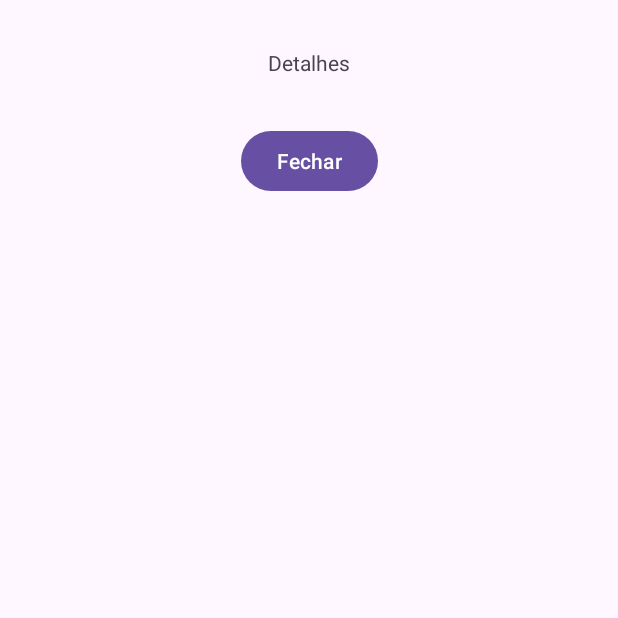
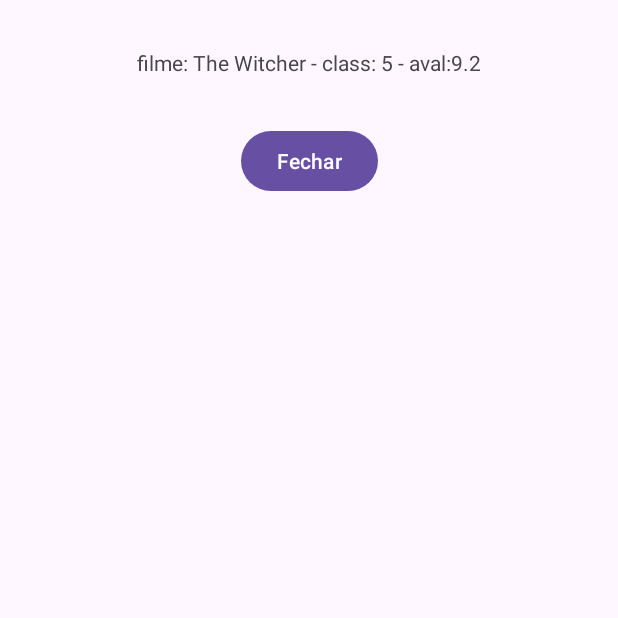
Before and after one commit to alxmart/ActivityFragment, an Android app: the screen it shows after launch (DetalhesActivity), after a tap on "Abrir nova tela", on a phone screen of 412 x 824 dp, the top half of it. Run offline under Robolectric (Android 15) with nearby library versions, the phone set to English and light mode, and no system bars.

Commit message:
Using bundle to pass parameters.

```diff
--- a/app/src/main/java/com/luizafmartinez/activityfragment/DetalhesActivity.kt
+++ b/app/src/main/java/com/luizafmartinez/activityfragment/DetalhesActivity.kt
@@ -3,18 +3,37 @@ package com.luizafmartinez.activityfragment
 import androidx.appcompat.app.AppCompatActivity
 import android.os.Bundle
 import android.widget.Button
+import android.widget.TextView
 
 class DetalhesActivity : AppCompatActivity() {
 
     lateinit var buttonFechar: Button
+    lateinit var textFilme: TextView
     override fun onCreate(savedInstanceState: Bundle?) {
         super.onCreate(savedInstanceState)
         setContentView(R.layout.activity_detalhes)
 
         buttonFechar = findViewById(R.id.button_fechar)
+        textFilme = findViewById(R.id.text_filme)
+
+        val bundle = intent.extras //Todos os parâmetros passados
+
+        if (bundle != null) {
+
+            val filme = bundle.getString("filme")
+            val classificacao = bundle.getInt("classificacao")
+            val avaliacoes = bundle.getDouble("avaliacoes")
+
+            val resultado =
+                "filme: $filme - class: $classificacao - aval:$avaliacoes"
+
+            textFilme.text = resultado
+        }
+
         buttonFechar.setOnClickListener {
             finish()
         }
 
     }
+
 }
--- a/app/src/main/java/com/luizafmartinez/activityfragment/MainActivity.kt
+++ b/app/src/main/java/com/luizafmartinez/activityfragment/MainActivity.kt
@@ -11,19 +11,23 @@ class MainActivity : AppCompatActivity() {
     override fun onCreate(savedInstanceState: Bundle?) {
         super.onCreate(savedInstanceState)
 
-        Log.i("ciclo_vida", "onCreate")   //<= Mensagem p/onCreate
+        Log.i("ciclo_vida", "onCreate")
 
         setContentView(R.layout.activity_main)
 
         buttonAbrir = findViewById(R.id.button_abrir)
+        buttonAbrir.setOnClickListener {
+            val intent = Intent(this, DetalhesActivity::class.java)
 
-        buttonAbrir.setOnClickListener {
+            // Passar parâmetros para nova tela
+            intent.putExtra("filme","The Witcher")
+            intent.putExtra("classificacao",5)
+            intent.putExtra("avaliacoes",9.2)
 
-            val intent = Intent(this,
-                DetalhesActivity::class.java)
-            // Start new screen
+            // Iniciar uma nova tela
             startActivity(intent)
         }
+
     }
     override  fun onStart() {
         super.onStart()
--- a/app/src/main/res/layout/activity_detalhes.xml
+++ b/app/src/main/res/layout/activity_detalhes.xml
@@ -5,17 +5,6 @@
     android:layout_width="match_parent"
     android:layout_height="match_parent"
     tools:context=".DetalhesActivity">
-
-    <TextView
-        android:id="@+id/textView"
-        android:layout_width="wrap_content"
-        android:layout_height="wrap_content"
-        android:layout_marginTop="32dp"
-        android:text="Detalhes"
-        app:layout_constraintEnd_toEndOf="parent"
-        app:layout_constraintHorizontal_bias="0.5"
-        app:layout_constraintStart_toStartOf="parent"
-        app:layout_constraintTop_toTopOf="parent" />
 
     <Button
         android:id="@+id/button_fechar"
@@ -26,5 +15,16 @@
         app:layout_constraintEnd_toEndOf="parent"
         app:layout_constraintHorizontal_bias="0.5"
         app:layout_constraintStart_toStartOf="parent"
-        app:layout_constraintTop_toBottomOf="@+id/textView" />
+        app:layout_constraintTop_toBottomOf="@+id/text_filme" />
+
+    <TextView
+        android:id="@+id/text_filme"
+        android:layout_width="wrap_content"
+        android:layout_height="wrap_content"
+        android:layout_marginTop="32dp"
+        android:text="TextView"
+        app:layout_constraintEnd_toEndOf="parent"
+        app:layout_constraintHorizontal_bias="0.5"
+        app:layout_constraintStart_toStartOf="parent"
+        app:layout_constraintTop_toTopOf="parent" />
 </androidx.constraintlayout.widget.ConstraintLayout>
```
